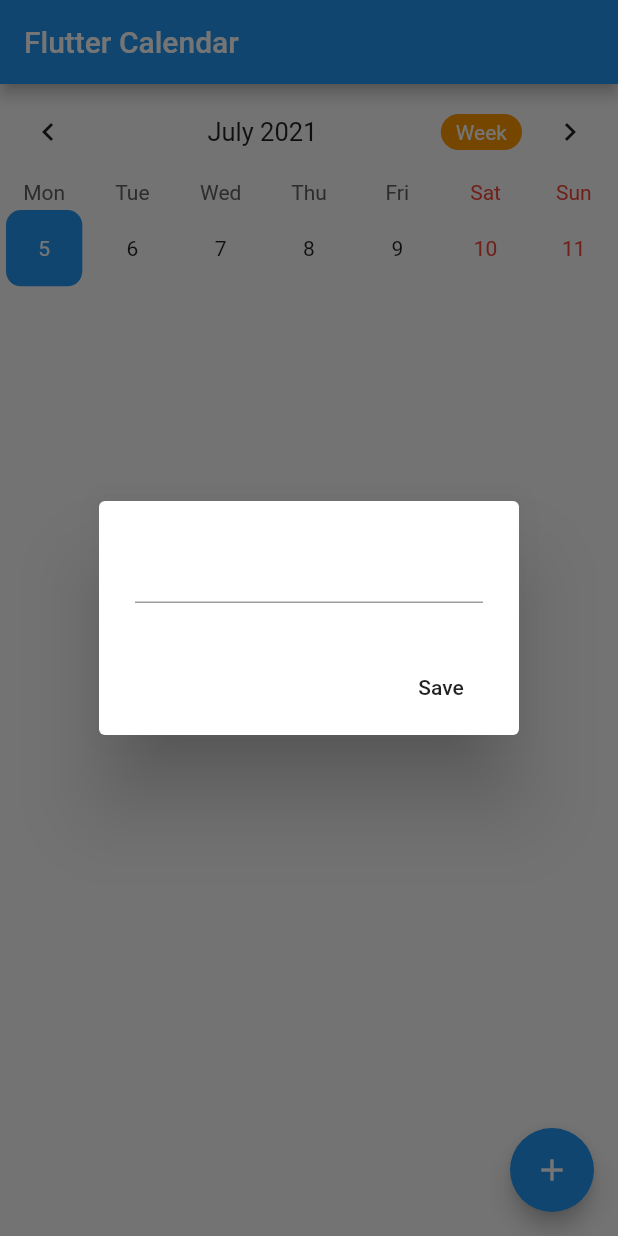
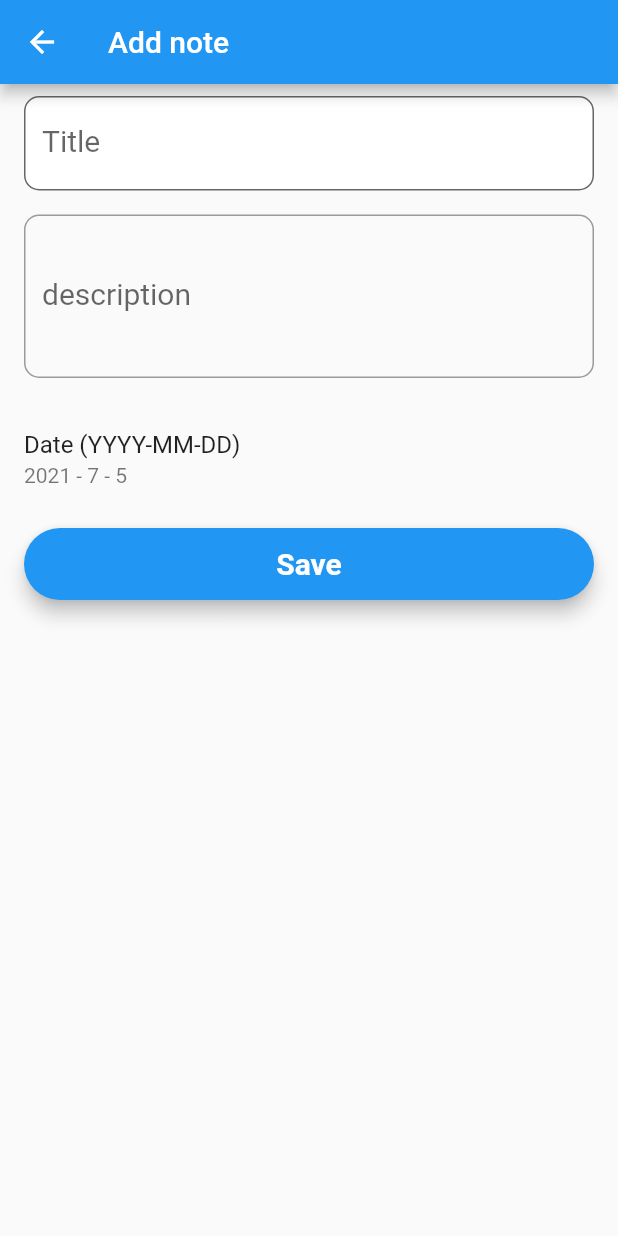
Before and after one commit to afifhibatullahh/jadhub-flutter, a Flutter app: the screen it shows after launch, after a tap on the "add" icon, on a phone screen of 412 x 824 dp. Run offline on Flutter 3.47's test engine with Material 2 defaults, Android fonts, the phone set to English and light mode, and no system bars; drawn by our look-alikes of table_calendar; missing offline and left inert: firebase_helpers; accounts and stored records are empty; Roboto replaces fonts that are missing (Montserrat).

Commit message:
add event connect to firebase

```diff
--- a/lib/main.dart
+++ b/lib/main.dart
@@ -1,7 +1,10 @@
-import 'dart:convert';
 import 'package:flutter/material.dart';
-import 'package:shared_preferences/shared_preferences.dart';
+import 'package:jadhub_flutter/res/event_firestore_service.dart';
+import 'package:jadhub_flutter/ui/pages/add_event.dart';
+import 'package:jadhub_flutter/ui/pages/view_event.dart';
 import 'package:table_calendar/table_calendar.dart';
+
+import 'model/event.dart';
 
 void main() => runApp(MyApp());
 
@@ -14,6 +17,9 @@
         primarySwatch: Colors.blue,
       ),
       home: HomePage(),
+      routes: {
+        "add_event": (_) => AddEventPage(),
+      },
     );
   }
 }
@@ -27,41 +33,13 @@
   CalendarController _controller;
   Map<DateTime, List<dynamic>> _events;
   List<dynamic> _selectedEvents;
-  TextEditingController _eventController;
-  SharedPreferences prefs;
 
   @override
   void initState() {
     super.initState();
     _controller = CalendarController();
-    _eventController = TextEditingController();
     _events = {};
     _selectedEvents = [];
-    initPrefs();
-  }
-
-  initPrefs() async {
-    prefs = await SharedPreferences.getInstance();
-    setState(() {
-      _events = Map<DateTime, List<dynamic>>.from(
-          decodeMap(json.decode(prefs.getString("events") ?? "{}")));
-    });
-  }
-
-  Map<String, dynamic> encodeMap(Map<DateTime, dynamic> map) {
-    Map<String, dynamic> newMap = {};
-    map.forEach((key, value) {
-      newMap[key.toString()] = map[key];
-    });
-    return newMap;
-  }
-
-  Map<DateTime, dynamic> decodeMap(Map<String, dynamic> map) {
-    Map<DateTime, dynamic> newMap = {};
-    map.forEach((key, value) {
-      newMap[DateTime.parse(key)] = map[key];
-    });
-    return newMap;
   }
 
   @override
@@ -95,7 +73,7 @@
                 formatButtonShowsNext: false,
               ),
               startingDayOfWeek: StartingDayOfWeek.monday,
-              onDaySelected: (date, events, _) {
+              onDaySelected: (date, events,_) {
                 setState(() {
                   _selectedEvents = events;
                 });
@@ -125,47 +103,23 @@
               calendarController: _controller,
             ),
             ..._selectedEvents.map((event) => ListTile(
-                  title: Text(event),
+                  title: Text(event.title),
+                  onTap: () {
+                    Navigator.push(
+                        context,
+                        MaterialPageRoute(
+                            builder: (_) => EventDetailsPage(
+                                  event: event,
+                                )));
+                  },
                 )),
           ],
         ),
       ),
       floatingActionButton: FloatingActionButton(
         child: Icon(Icons.add),
-        onPressed: _showAddDialog,
+        onPressed: () => Navigator.pushNamed(context, 'add_event'),
       ),
     );
   }
-
-  _showAddDialog() async {
-    await showDialog(
-        context: context,
-        builder: (context) => AlertDialog(
-              content: TextField(
-                controller: _eventController,
-              ),
-              actions: <Widget>[
-                FlatButton(
-                  child: Text("Save"),
-                  onPressed: () {
-                    if (_eventController.text.isEmpty) return;
-                    if (_events[_controller.selectedDay] != null) {
-                      _events[_controller.selectedDay]
-                          .add(_eventController.text);
-                    } else {
-                      _events[_controller.selectedDay] = [
-                        _eventController.text
-                      ];
-                    }
-                    prefs.setString("events", json.encode(encodeMap(_events)));
-                    _eventController.clear();
-                    Navigator.pop(context);
-                  },
-                )
-              ],
-            ));
-    setState(() {
-      _selectedEvents = _events[_controller.selectedDay];
-    });
-  }
 }
--- /dev/null
+++ b/lib/model/event.dart
@@ -0,0 +1,37 @@
+import 'package:firebase_helpers/firebase_helpers.dart';
+
+class EventModel extends DatabaseItem {
+  final String id;
+  final String title;
+  final String description;
+  final DateTime eventDate;
+
+  EventModel({this.id, this.title, this.description, this.eventDate})
+      : super(id);
+
+  factory EventModel.fromMap(Map data) {
+    return EventModel(
+      title: data['title'],
+      description: data['description'],
+      eventDate: data['eventDate'],
+    );
+  }
+
+  factory EventModel.fromDS(String id, Map<String, dynamic> data) {
+    return EventModel(
+      id: id,
+      title: data['title'],
+      description: data['description'],
+      eventDate: data['event_date'].toDate(),
+    );
+  }
+
+  Map<String, dynamic> toMap() {
+    return {
+      "title": title,
+      "description": description,
+      "event_date": eventDate,
+      "id": id,
+    };
+  }
+}
--- /dev/null
+++ b/lib/res/event_firestore_service.dart
@@ -0,0 +1,4 @@
+import 'package:firebase_helpers/firebase_helpers.dart';
+import '../model/event.dart';
+
+DatabaseService<EventModel> eventDBS = DatabaseService<EventModel>("events",fromDS: (id,data) => EventModel.fromDS(id, data), toMap:(event) => event.toMap());
--- /dev/null
+++ b/lib/ui/pages/add_event.dart
@@ -0,0 +1,143 @@
+import 'package:jadhub_flutter/model/event.dart';
+import 'package:flutter/material.dart';
+import 'package:jadhub_flutter/res/event_firestore_service.dart';
+
+class AddEventPage extends StatefulWidget {
+  final EventModel note;
+
+  const AddEventPage({Key key, this.note}) : super(key: key);
+
+  @override
+  _AddEventPageState createState() => _AddEventPageState();
+}
+
+class _AddEventPageState extends State<AddEventPage> {
+  TextStyle style = TextStyle(fontFamily: 'Montserrat', fontSize: 20.0);
+  TextEditingController _title;
+  TextEditingController _description;
+  DateTime _eventDate;
+  final _formKey = GlobalKey<FormState>();
+  final _key = GlobalKey<ScaffoldState>();
+  bool processing;
+
+  @override
+  void initState() {
+    super.initState();
+    _title = TextEditingController(text: widget.note != null ? widget.note.title : "");
+    _description = TextEditingController(text:  widget.note != null ? widget.note.description : "");
+    _eventDate = DateTime.now();
+    processing = false;
+  }
+
+  @override
+  Widget build(BuildContext context) {
+    return Scaffold(
+      appBar: AppBar(
+        title: Text(widget.note != null ? "Edit Note" : "Add note"),
+      ),
+      key: _key,
+      body: Form(
+        key: _formKey,
+        child: Container(
+          alignment: Alignment.center,
+          child: ListView(
+            children: <Widget>[
+              Padding(
+                padding: const EdgeInsets.symmetric(horizontal: 16.0, vertical: 8.0),
+                child: TextFormField(
+                  controller: _title,
+                  validator: (value) =>
+                      (value.isEmpty) ? "Please Enter title" : null,
+                  style: style,
+                  decoration: InputDecoration(
+                      labelText: "Title",
+                      filled: true,
+                      fillColor: Colors.white,
+                      border: OutlineInputBorder(borderRadius: BorderRadius.circular(10))),
+                ),
+              ),
+              Padding(
+                padding: const EdgeInsets.symmetric(horizontal: 16.0, vertical: 8.0),
+                child: TextFormField(
+                  controller: _description,
+                  minLines: 3,
+                  maxLines: 5,
+                  validator: (value) =>
+                      (value.isEmpty) ? "Please Enter description" : null,
+                  style: style,
+                  decoration: InputDecoration(
+                      labelText: "description",
+                      border: OutlineInputBorder(borderRadius: BorderRadius.circular(10))),
+                ),
+              ),
+              const SizedBox(height: 10.0),
+              ListTile(
+                title: Text("Date (YYYY-MM-DD)"),
+                subtitle: Text("${_eventDate.year} - ${_eventDate.month} - ${_eventDate.day}"),
+                onTap: ()async{
+                  DateTime picked = await showDatePicker(context: context, initialDate: _eventDate, firstDate: DateTime(_eventDate.year-5), lastDate: DateTime(_eventDate.year+5));
+                  if(picked != null) {
+                    setState(() {
+                      _eventDate = picked;
+                    });
+                  }
+                },
+              ),
+
+              SizedBox(height: 10.0),
+              processing
+                  ? Center(child: CircularProgressIndicator())
+                  : Padding(
+                      padding: const EdgeInsets.symmetric(horizontal: 16.0),
+                      child: Material(
+                        elevation: 5.0,
+                        borderRadius: BorderRadius.circular(30.0),
+                        color: Theme.of(context).primaryColor,
+                        child: MaterialButton(
+                          onPressed: () async {
+                            if (_formKey.currentState.validate()) {
+                              setState(() {
+                                processing = true;
+                              });
+                              if(widget.note != null) {
+                                await eventDBS.updateData(widget.note.id,{
+                                  "title": _title.text,
+                                  "description": _description.text,
+                                  "event_date": widget.note.eventDate
+                                });
+                              }else{
+                                await eventDBS.createItem(EventModel(
+                                  title: _title.text,
+                                  description: _description.text,
+                                  eventDate: DateTime.now()
+                                ));
+                              }
+                              Navigator.pop(context);
+                              setState(() {
+                                processing = false;
+                              });
+                            }
+                          },
+                          child: Text(
+                            "Save",
+                            style: style.copyWith(
+                                color: Colors.white,
+                                fontWeight: FontWeight.bold),
+                          ),
+                        ),
+                      ),
+                    ),
+            ],
+          ),
+        ),
+      ),
+    );
+  }
+
+  @override
+  void dispose() {
+    _title.dispose();
+    _description.dispose();
+    super.dispose();
+  }
+}
--- a/pubspec.yaml
+++ b/pubspec.yaml
@@ -28,8 +28,10 @@
   # The following adds the Cupertino Icons font to your application.
   # Use with the CupertinoIcons class for iOS style icons.
   cupertino_icons: ^1.0.2
-  table_calendar: ^2.2.1
+  table_calendar: ^2.2.3
   shared_preferences: ^0.5.4+5
+  firebase_helpers: ^0.1.8
+  cloud_firestore: ^0.13.5
 
 dev_dependencies:
   flutter_test:
```
Also changed, not shown: lib/ui/pages/view_event.dart (added, +28 -0 lines), pubspec.lock, 4 other files.
